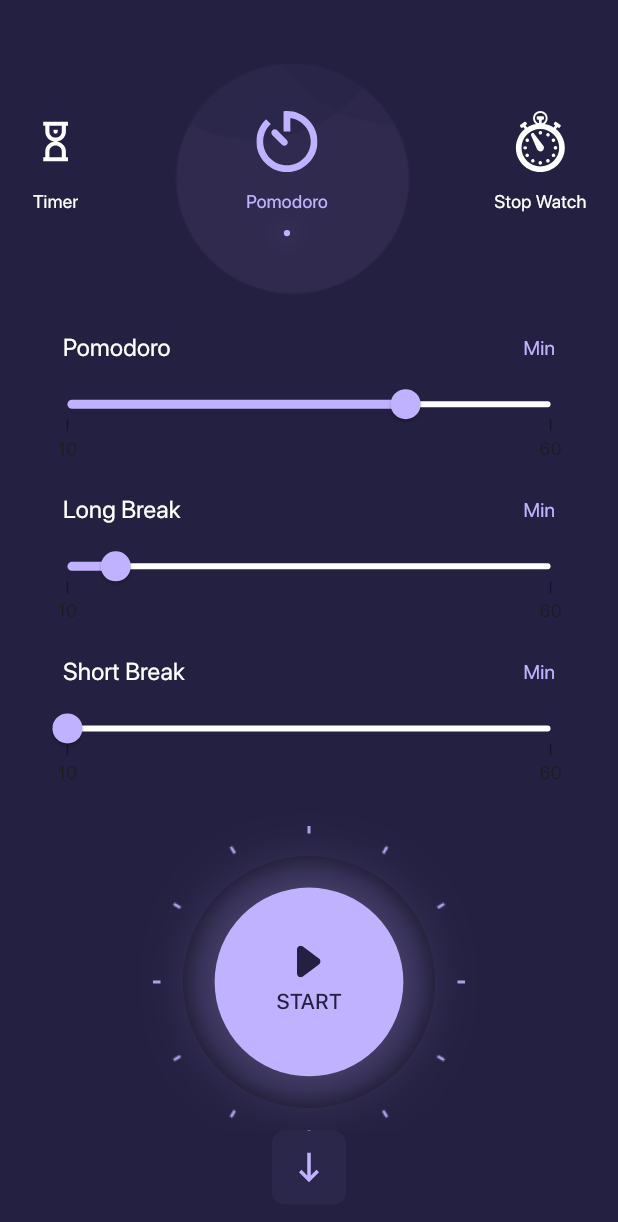
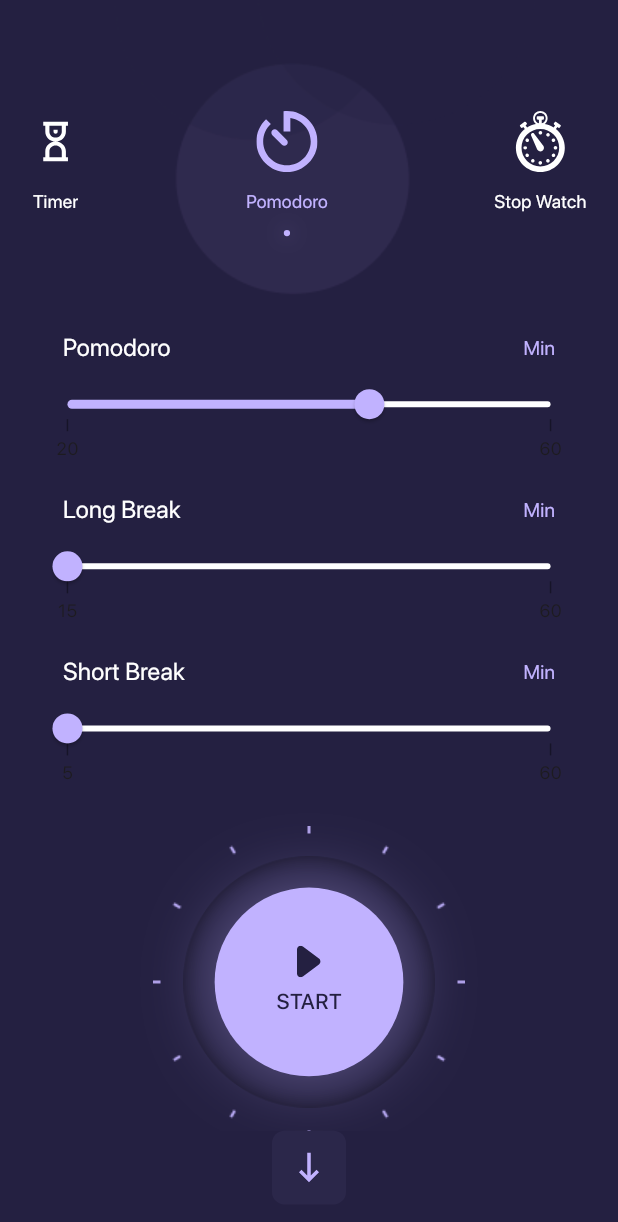
Before and after one commit to AnasKhaled1876/Smart-Work, a Flutter app: the PomodoroScreen screen opened by its route, after a tap on "Pomodoro", on a phone screen of 412 x 824 dp. Shown: the top 1222 px of the screen. Run offline on Flutter 3.47's test engine with Material 2 defaults, Android fonts, the phone set to English and light mode, and no system bars; drawn by our look-alikes of syncfusion_flutter_sliders; our stand-ins replace badges, dio, firebase_core, firebase_messaging, flutter_advanced_drawer, flutter_bloc and 8 more; missing offline and left inert: awesome_dio_interceptor, flutter_analog_clock, syncfusion_flutter_core; accounts and stored records are empty; statements that could not run were skipped; project files that could hold a hidden picture were left out.

Commit message:
Refactor Pomodoro and Stopwatch functionality

```diff
--- a/lib/main.dart
+++ b/lib/main.dart
@@ -62,6 +62,8 @@ void main() async {
   locale = await locator<FlutterSecureStorage>().read(key: 'language') == 'ar'
       ? const Locale('ar', 'SA')
       : const Locale('en', 'US');
+
+
 
   runApp(const MyApp());
 }
--- a/lib/presentation/widgets/pomodoro/pick_pomodoro_time.dart
+++ b/lib/presentation/widgets/pomodoro/pick_pomodoro_time.dart
@@ -28,15 +28,20 @@ class _PickPomodoroTimeState extends State<PickPomodoroTime> {
                 height: width * 60,
               ),
               TimeSlider(
-                  title: "Pomodoro".i18n(),
-                  onChanged: (value) {
-                    cubit.changePomodoroTime(pomodoro: value);
-                  },
-                  value: cubit.pomodoroTime),
+                title: "Pomodoro".i18n(),
+                onChanged: (value) {
+                  cubit.changePomodoroTime(pomodoro: value);
+                },
+                value: cubit.pomodoroTime,
+                min: 20,
+                max: 60,
+              ),
               SizedBox(
                 height: height * 20,
               ),
               TimeSlider(
+                  min: 15,
+                  max: 60,
                   title: "Long Break".i18n(),
                   onChanged: (value) {
                     cubit.changePomodoroTime(longBreak: value);
@@ -46,6 +51,8 @@ class _PickPomodoroTimeState extends State<PickPomodoroTime> {
                 height: height * 20,
               ),
               TimeSlider(
+                min: 5,
+                max: 60,
                 title: "Short Break".i18n(),
                 onChanged: (value) {
                   cubit.changePomodoroTime(shortBreak: value);
--- a/lib/presentation/widgets/pomodoro/pomodoro_widget.dart
+++ b/lib/presentation/widgets/pomodoro/pomodoro_widget.dart
@@ -57,9 +57,9 @@ class TimeSlider extends StatelessWidget {
       {super.key,
       required this.onChanged,
       required this.value,
-      required this.title});
+      required this.title, required this.min, required this.max});
   final Function onChanged;
-  final double value;
+  final double value,min,max;
   final String title;
 
   @override
@@ -136,8 +136,8 @@ class TimeSlider extends StatelessWidget {
                   ),
                 ),
                 child: SfSlider(
-                  min: 10.0,
-                  max: 60.0,
+                  min: min,
+                  max: max,
                   value: value,
                   activeColor: secondaryColor,
                   inactiveColor: Colors.white,
```
Also changed, not shown: lib/cubits/cubit/app_cubit.dart (+7 -2 lines), lib/presentation/screens/home.dart (+4 -8 lines), lib/presentation/widgets/drawer.dart (+9 -4 lines).
